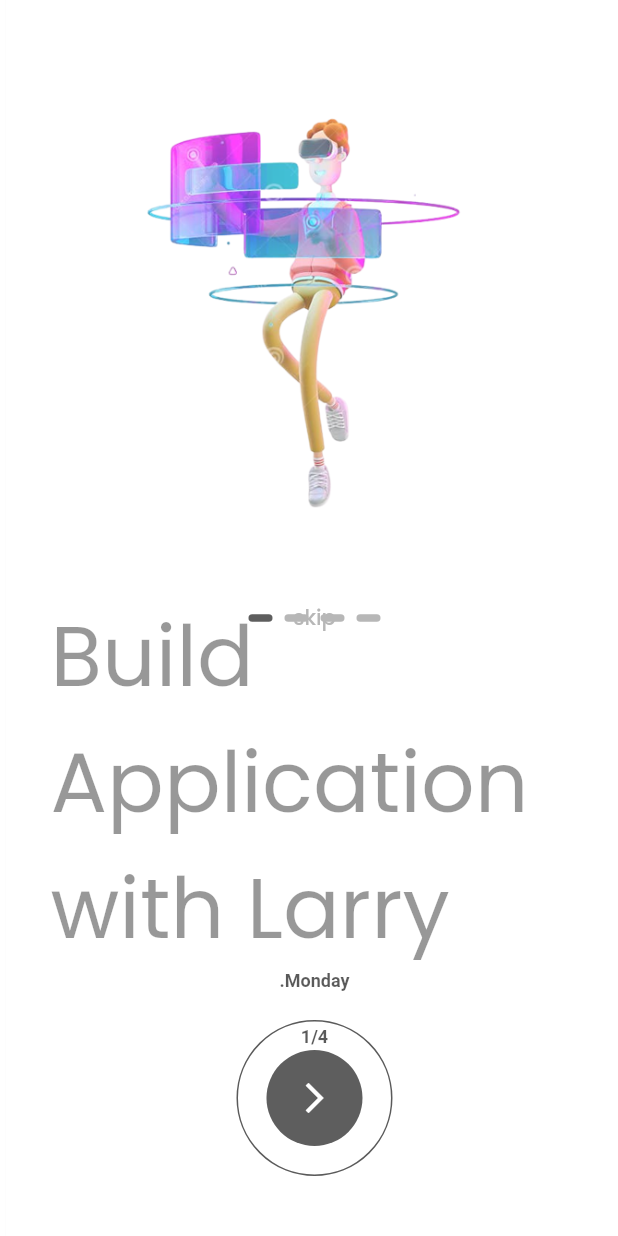
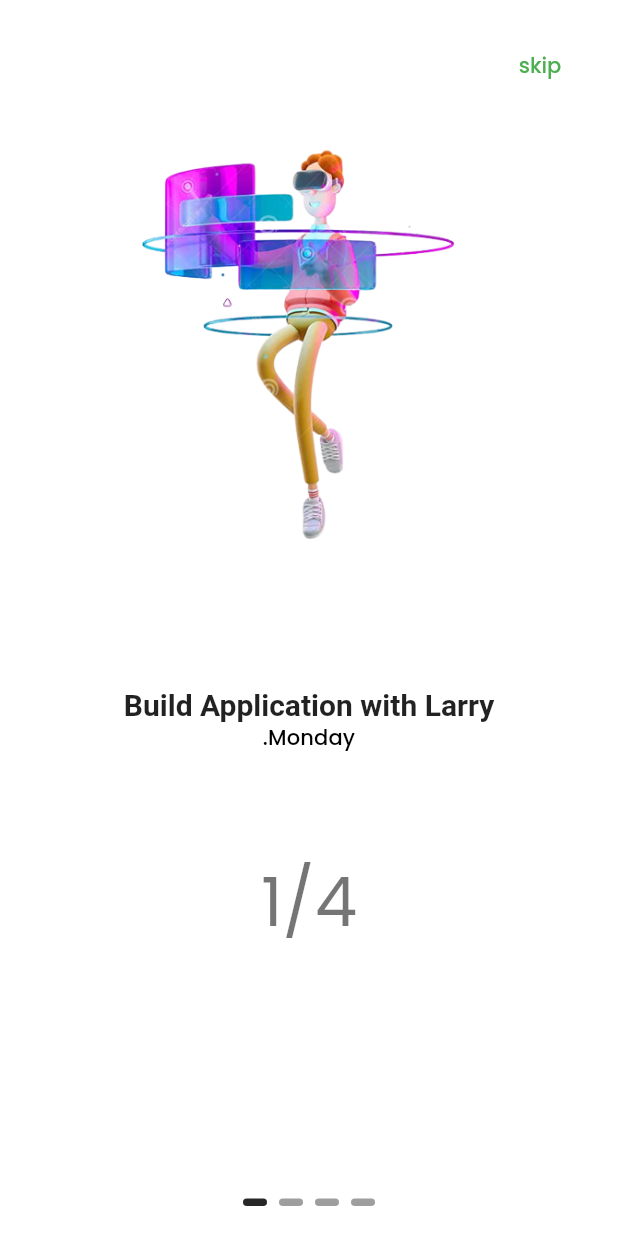
Before and after one commit to MugoSimon/arrowj, a Flutter app: the screen it shows after launch, on a phone screen of 412 x 824 dp. Run offline on Flutter 3.47's test engine with Material 2 defaults, Android fonts, the phone set to English and light mode, and no system bars; drawn by our look-alikes of liquid_swipe, smooth_page_indicator; our stand-ins replace get, google_fonts.

Commit message:
sliding screens done.

```diff
--- a/lib/features/authentication/screens/on_boarding_screen/on_boarding_page_widget.dart
+++ b/lib/features/authentication/screens/on_boarding_screen/on_boarding_page_widget.dart
@@ -26,14 +26,20 @@ class OnBoardingPageWidget extends StatelessWidget {
           ),
           Column(
             children: [
-              Text(model.title, style: Theme.of(context).textTheme.headline2),
+              Text(
+                  model.title,
+                  style: Theme.of(context).textTheme.headlineSmall),
               Text(
                 model.subtitle,
                 textAlign: TextAlign.center,
+                  style: Theme.of(context).textTheme.subtitle2
               ),
             ],
           ),
-          Text(model.counterText),
+          Text(
+              model.counterText,
+              style: Theme.of(context).textTheme.displaySmall
+          ),
           SizedBox(height: 60.0),
         ],
       ),
--- a/lib/features/authentication/screens/on_boarding_screen/on_boarding_screen.dart
+++ b/lib/features/authentication/screens/on_boarding_screen/on_boarding_screen.dart
@@ -4,18 +4,13 @@ import 'package:get/get.dart';
 import 'package:liquid_swipe/liquid_swipe.dart';
 import 'package:smooth_page_indicator/smooth_page_indicator.dart';
 
-import '../../controllers/splash_screen_controller.dart';
-
 class OnBoardingScreen extends StatelessWidget {
   OnBoardingScreen({Key? key}) : super(key: key);
 
   final obController = OnBoardingController();
-  final splashScreenController = SplashScreenController(); // Initialize the SplashScreenController
 
   @override
   Widget build(BuildContext context) {
-    splashScreenController.startAnimation(); // Call the startAnimation() method
-//well Sunday
     return Scaffold(
       body: Stack(
         alignment: Alignment.center,
@@ -29,36 +24,19 @@ class OnBoardingScreen extends StatelessWidget {
             },
           ),
           Positioned(
-            bottom: 40.0,
-            child: OutlinedButton(
-              onPressed: () => obController.animatedToNextSlide(),
-              style: ElevatedButton.styleFrom(
-                side: BorderSide(color: Colors.black87),
-                shape: CircleBorder(),
-                padding: EdgeInsets.all(20),
-                onPrimary: Colors.white,
-              ),
-              child: Container(
-                padding: EdgeInsets.all(20),
-                decoration: const BoxDecoration(
-                  color: Color(0xff272727),
-                  shape: BoxShape.circle,
-                ),
-                child: const Icon(Icons.arrow_forward_ios),
-              ),
-            ),
-          ),
-          Positioned(
+            top: 20.0,
+            right: 20.0,
             child: TextButton(
               onPressed: () => obController.skip(),
               child: const Text(
                 "skip",
-                style: TextStyle(color: Colors.grey),
+                style: TextStyle(color: Colors.green),
               ),
             ),
           ),
           Obx(
                 () => Positioned(
+              bottom: 20.0,
               child: AnimatedSmoothIndicator(
                 count: obController.pages.length,
                 activeIndex: obController.currentPage.value,
```
